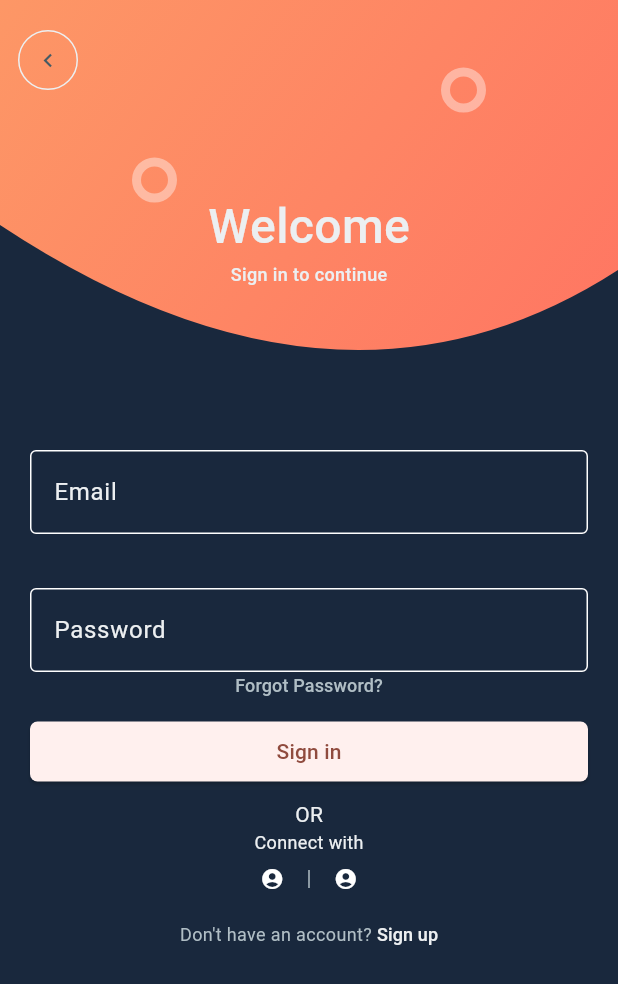
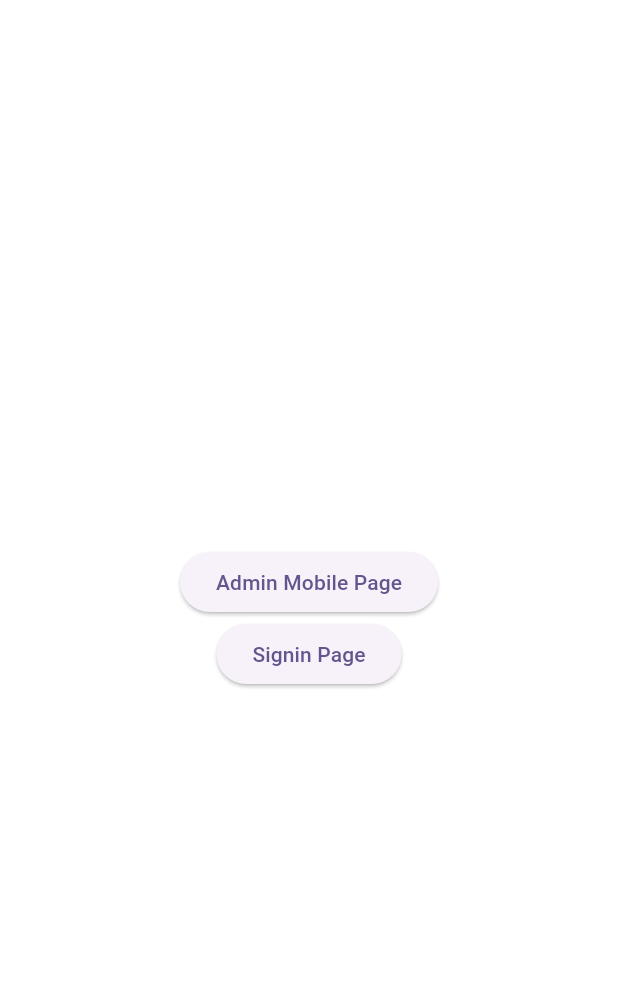
Before and after one commit to sarushili0430/ui_practice, a Flutter app: the screen it shows after launch, on a phone screen of 412 x 824 dp. Shown: the top 984 px of the screen. Run offline on Flutter 3.47's test engine with Material 3 defaults, Android fonts, the phone set to English and light mode, and no system bars; our stand-ins replace go_router.

Commit message:
feat: added routing for looking UI

```diff
--- a/lib/main.dart
+++ b/lib/main.dart
@@ -1,5 +1,7 @@
 import 'package:flutter/material.dart';
+import 'package:ui_practice/routing.dart';
 import 'package:ui_practice/signin.dart';
+import 'package:go_router/go_router.dart';
 import 'admin_mobile.dart';
 
 const Color kAccentColor = Color(0xFFFE7C64);
@@ -20,13 +22,39 @@ class MyApp extends StatelessWidget {
   // This widget is the root of your application.
   @override
   Widget build(BuildContext context) {
-    return MaterialApp(
+    return MaterialApp.router(
+      routerDelegate: goRouter.routerDelegate,
+      routeInformationParser: goRouter.routeInformationParser,
+      routeInformationProvider: goRouter.routeInformationProvider,
       title: 'Flutter Demo',
       theme: ThemeData(
-        colorScheme: ColorScheme.fromSeed(seedColor: kAccentColor),
+        colorScheme: ColorScheme.fromSeed(seedColor: Colors.deepPurpleAccent),
         useMaterial3: true,
       ),
-      home: const SigninSignout(title: 'Flutter Demo Home Page'),
+      debugShowCheckedModeBanner: true,
     );
   }
 }
+
+class UiNavigator extends StatelessWidget {
+  const UiNavigator({super.key});
+
+  @override
+  Widget build(BuildContext context) {
+    return Column(
+      mainAxisAlignment: MainAxisAlignment.center,
+      children: [
+        ElevatedButton(
+            onPressed: () {
+              context.go("/admin-mobile");
+            },
+            child: Text("Admin Mobile Page")),
+        ElevatedButton(
+            onPressed: () {
+              context.go("/signin");
+            },
+            child: Text("Signin Page")),
+      ],
+    );
+  }
+}
--- /dev/null
+++ b/lib/routing.dart
@@ -0,0 +1,51 @@
+import 'package:flutter/material.dart';
+import 'package:go_router/go_router.dart';
+import 'package:ui_practice/admin_mobile.dart';
+import 'package:ui_practice/main.dart';
+import 'package:ui_practice/signin.dart';
+
+final goRouter = GoRouter(
+  // アプリが起動した時
+  initialLocation: '/',
+  // パスと画面の組み合わせ
+  routes: [
+    GoRoute(
+      path: '/',
+      name: 'initial',
+      pageBuilder: (context, state) {
+        return MaterialPage(
+          child: const UiNavigator(),
+        );
+      },
+    ),
+    // ex) アカウント画面
+    GoRoute(
+      path: '/admin-mobile',
+      name: 'admin-mobile',
+      pageBuilder: (context, state) {
+        return MaterialPage(
+          child: AdminMobile(),
+        );
+      },
+    ),
+    // ex) アカウント詳細画面
+    GoRoute(
+      path: '/signin',
+      name: 'signin',
+      pageBuilder: (context, state) {
+        return MaterialPage(
+          child: SigninSignout(),
+        );
+      },
+    ),
+  ],
+  // 遷移ページがないなどのエラーが発生した時に、このページに行く
+  errorPageBuilder: (context, state) => MaterialPage(
+    key: state.pageKey,
+    child: Scaffold(
+      body: Center(
+        child: Text(state.error.toString()),
+      ),
+    ),
+  ),
+);
--- a/lib/signin.dart
+++ b/lib/signin.dart
@@ -1,4 +1,5 @@
 import 'package:flutter/material.dart';
+import 'package:go_router/go_router.dart';
 
 const Color kAccentColor = Color(0xFFFE7C64);
 const Color kBackgroundColor = Color(0xFF19283D);
@@ -9,9 +10,7 @@ const Color kButtonTextColorPrimary = Color(0xFF455A64);
 const Color kIconColor = Color(0xFF455A64);
 
 class SigninSignout extends StatefulWidget {
-  const SigninSignout({super.key, required this.title});
-
-  final String title;
+  const SigninSignout({super.key});
 
   @override
   State<SigninSignout> createState() => _SigninSignoutState();
@@ -197,7 +196,9 @@ class HeaderBackButton extends StatelessWidget {
           side: BorderSide(color: kButtonColorPrimary),
         ),
       ),
-      onPressed: () {},
+      onPressed: () {
+        context.go("/");
+      },
       child: Icon(Icons.chevron_left, color: kIconColor),
     );
   }
--- a/pubspec.yaml
+++ b/pubspec.yaml
@@ -30,7 +30,7 @@ environment:
 dependencies:
   flutter:
     sdk: flutter
-
+  go_router: ^14.6.2
   # The following adds the Cupertino Icons font to your application.
   # Use with the CupertinoIcons class for iOS style icons.
   cupertino_icons: ^1.0.8
@@ -38,7 +38,6 @@ dependencies:
 dev_dependencies:
   flutter_test:
     sdk: flutter
-
   # The "flutter_lints" package below contains a set of recommended lints to
   # encourage good coding practices. The lint set provided by the package is
   # activated in the `analysis_options.yaml` file located at the root of your
```
Also changed, not shown: lib/admin_mobile.dart (+10 -5 lines), pubspec.lock.
